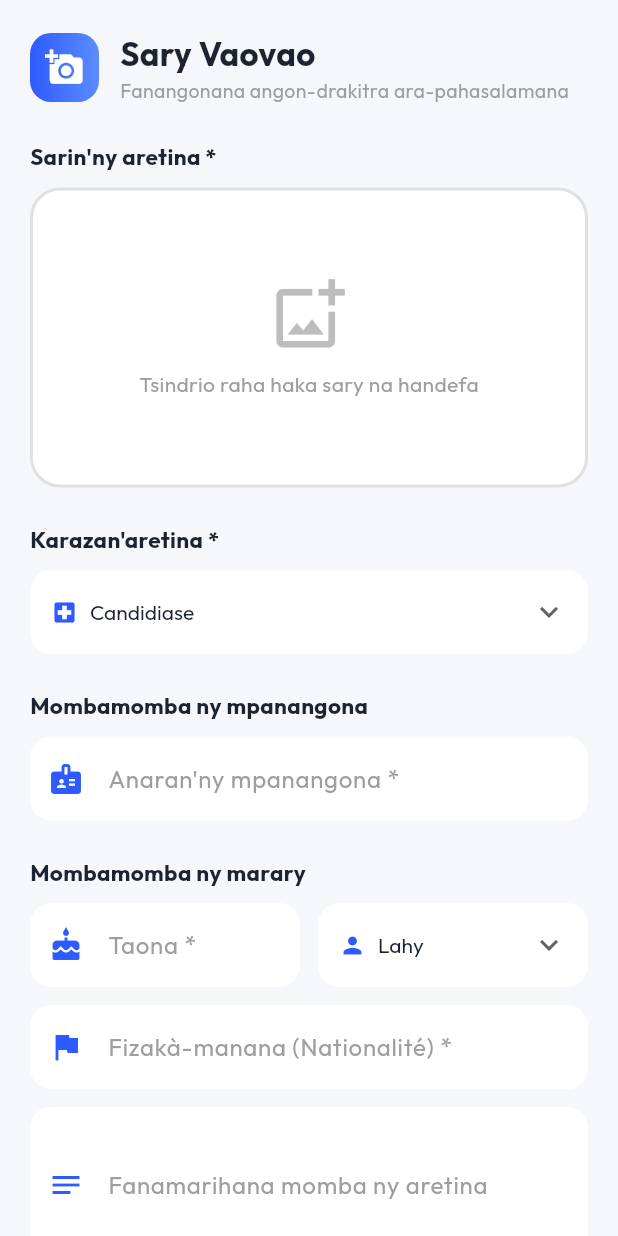
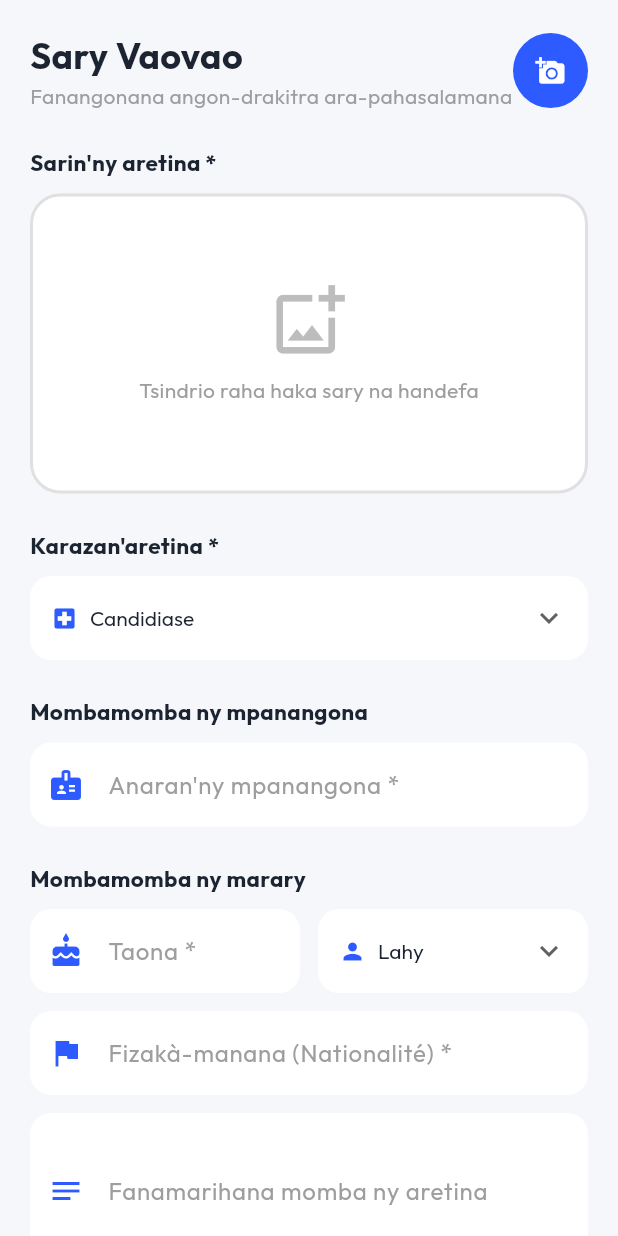
Before and after one commit to franck504/skin-disease-detector, a Flutter app: the CollectScreen screen opened directly, on a phone screen of 412 x 824 dp. Run offline on Flutter 3.47's test engine with Material 3 defaults, Android fonts, the light colour scheme and no system bars; our stand-ins replace curved_navigation_bar, geolocator, google_fonts, image_picker, logger, percent_indicator and 1 more; missing offline and left inert: tflite_v2; accounts and stored records are empty.

Commit message:
ui: uniformized headers across Home, Collect and History screens (24/14 style)

```diff
--- a/cutisia/lib/screens/collect_screen.dart
+++ b/cutisia/lib/screens/collect_screen.dart
@@ -194,29 +194,15 @@ class _CollectScreenState extends State<CollectScreen> {
               children: [
                 // Header
                 Row(
+                  mainAxisAlignment: MainAxisAlignment.spaceBetween,
                   children: [
-                    Container(
-                      padding: const EdgeInsets.all(10),
-                      decoration: BoxDecoration(
-                        gradient: const LinearGradient(
-                          colors: [Color(0xFF2E5BFF), Color(0xFF5B8CFF)],
-                        ),
-                        borderRadius: BorderRadius.circular(14),
-                      ),
-                      child: const Icon(
-                        Icons.add_a_photo,
-                        color: Colors.white,
-                        size: 26,
-                      ),
-                    ),
-                    const SizedBox(width: 14),
                     Column(
                       crossAxisAlignment: CrossAxisAlignment.start,
                       children: [
                         Text(
                           'Sary Vaovao',
                           style: GoogleFonts.outfit(
-                            fontSize: 22,
+                            fontSize: 24,
                             fontWeight: FontWeight.bold,
                             color: const Color(0xFF1C2431),
                           ),
@@ -224,11 +210,16 @@ class _CollectScreenState extends State<CollectScreen> {
                         Text(
                           'Fanangonana angon-drakitra ara-pahasalamana',
                           style: GoogleFonts.outfit(
-                            fontSize: 13,
+                            fontSize: 14,
                             color: Colors.grey,
                           ),
                         ),
                       ],
+                    ),
+                    const CircleAvatar(
+                      radius: 25,
+                      backgroundColor: Color(0xFF2E5BFF),
+                      child: Icon(Icons.add_a_photo, color: Colors.white, size: 20),
                     ),
                   ],
                 ),
--- a/cutisia/lib/screens/collection_history_screen.dart
+++ b/cutisia/lib/screens/collection_history_screen.dart
@@ -76,11 +76,11 @@ class _CollectionHistoryScreenState extends State<CollectionHistoryScreen> {
                     crossAxisAlignment: CrossAxisAlignment.start,
                     children: [
                       Text('Ireo aretina voangona', style: GoogleFonts.outfit(
-                        fontSize: 22, fontWeight: FontWeight.bold,
+                        fontSize: 24, fontWeight: FontWeight.bold,
                         color: const Color(0xFF1C2431),
                       )),
                       Text('${_entries.length} fitambaran\'ny aretina', style: GoogleFonts.outfit(
-                        fontSize: 13, color: Colors.grey,
+                        fontSize: 14, color: Colors.grey,
                       )),
                     ],
                   ),
--- a/cutisia/lib/screens/home_screen.dart
+++ b/cutisia/lib/screens/home_screen.dart
@@ -32,7 +32,7 @@ class HomeScreen extends StatelessWidget {
                       Text(
                         'Arovy ny fahasalaman\'ny hoditrao.',
                         style: GoogleFonts.outfit(
-                          fontSize: 16,
+                          fontSize: 14,
                           color: const Color(0xFF1C2431).withValues(alpha: 0.6),
                         ),
                       ),
```
